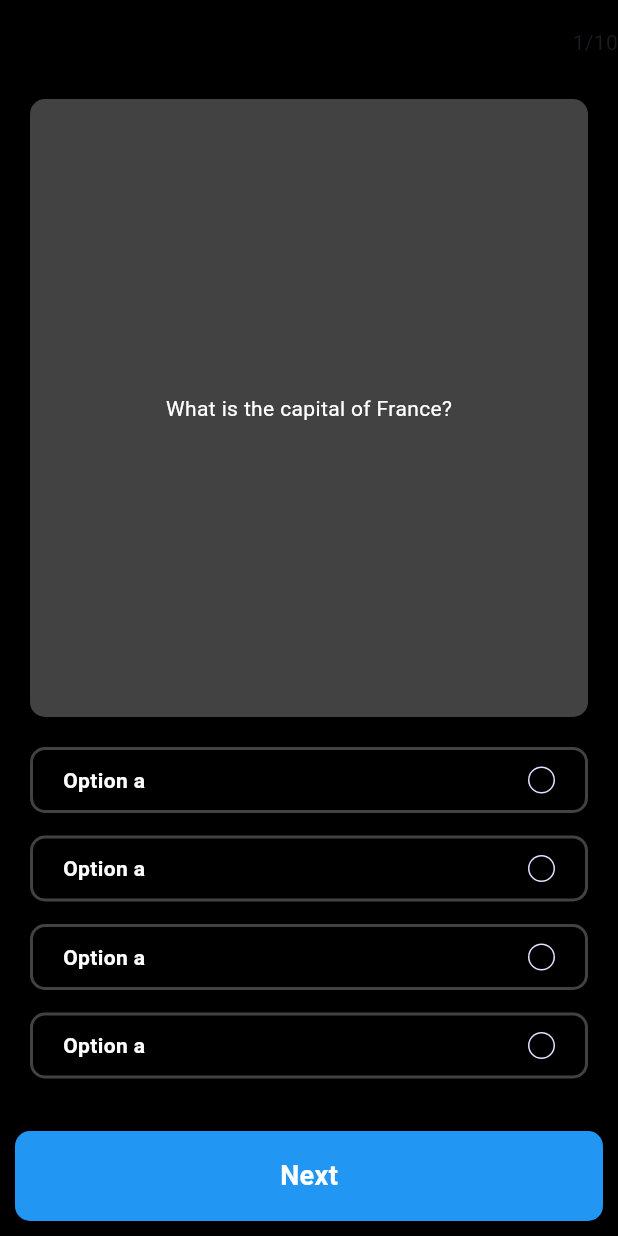
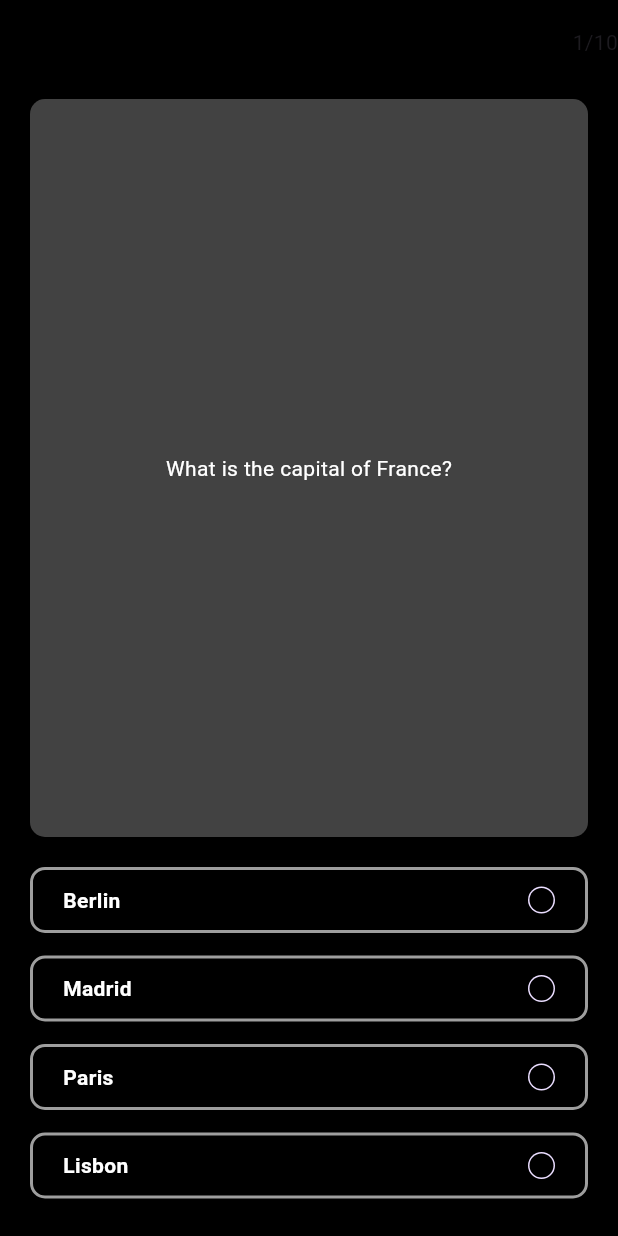
Before and after one commit to AdithyaSobhin/quiz_app, a Flutter app: the screen it shows after launch, on a phone screen of 412 x 824 dp. Run offline on Flutter 3.47's test engine with Material 3 defaults, Android fonts, the phone set to English and light mode, and no system bars.

Commit message:
options screen completed

```diff
--- a/lib/dummydb.dart
+++ b/lib/dummydb.dart
@@ -1,5 +1,5 @@
 class Dummydb {
-  static List Quastions = [
+  static List Questions = [
     {
       "question": "What is the capital of France?",
       "options": ["Berlin", "Madrid", "Paris", "Lisbon"],
--- a/lib/main.dart
+++ b/lib/main.dart
@@ -1,6 +1,5 @@
 import 'package:flutter/material.dart';
 import 'package:quiz_app/view/quiz_screen/quiz_screen.dart';
-import 'package:quiz_app/view/splash_screen/splash_screen.dart';
 
 void main() {
   runApp(MyApp());
@@ -12,7 +11,6 @@ class MyApp extends StatelessWidget {
   @override
   Widget build(BuildContext context) {
     return MaterialApp(
-      debugShowCheckedModeBanner: false,
       home: QuizScreen(),
     );
   }
--- a/lib/view/quiz_screen/quiz_screen.dart
+++ b/lib/view/quiz_screen/quiz_screen.dart
@@ -1,5 +1,7 @@
 import 'package:flutter/material.dart';
 import 'package:quiz_app/dummydb.dart';
+import 'package:quiz_app/view/quiz_screen/widgets/options_card.dart';
+import 'package:quiz_app/view/result_screen/result_screen.dart';
 
 class QuizScreen extends StatefulWidget {
   const QuizScreen({super.key});
@@ -10,6 +12,7 @@ class QuizScreen extends StatefulWidget {
 
 class _QuizScreenState extends State<QuizScreen> {
   int questionIndex = 0;
+  int? selectedAnswerIndex;
   @override
   Widget build(BuildContext context) {
     return Scaffold(
@@ -23,53 +26,25 @@ class _QuizScreenState extends State<QuizScreen> {
           padding: const EdgeInsets.symmetric(horizontal: 20, vertical: 10),
           child: Column(
             children: [
-              Expanded(
-                child: Container(
-                  alignment: Alignment.center,
-                  padding: EdgeInsets.symmetric(vertical: 15, horizontal: 20),
-                  width: double.infinity,
-                  decoration: BoxDecoration(
-                      color: Colors.grey.shade800,
-                      borderRadius: BorderRadius.circular(10)),
-                  child: SingleChildScrollView(
-                    child: Text(
-                      textAlign: TextAlign.justify,
-                      Dummydb.Quastions[questionIndex]["question"],
-                      style: TextStyle(color: Colors.white),
-                    ),
-                  ),
-                ),
-              ),
+              //to build the questions section
+              _buildQuestionSection(),
               SizedBox(
                 height: 20,
               ),
+              //to build the options section
               Column(
                 children: List.generate(
                   4,
-                  (index) => Container(
-                    margin: EdgeInsets.only(bottom: 15),
-                    padding: EdgeInsets.symmetric(horizontal: 20, vertical: 10),
-                    decoration: BoxDecoration(
-                        borderRadius: BorderRadius.circular(10),
-                        border:
-                            Border.all(width: 2, color: Colors.grey.shade800)),
-                    child: Row(
-                      mainAxisAlignment: MainAxisAlignment.spaceBetween,
-                      children: [
-                        Text(
-                          "Option a ",
-                          style: TextStyle(
-                              color: Colors.white, fontWeight: FontWeight.bold),
-                        ),
-                        CircleAvatar(
-                          radius: 9,
-                          child: CircleAvatar(
-                            radius: 8,
-                            backgroundColor: Colors.black,
-                          ),
-                        )
-                      ],
-                    ),
+                  (index) => OptionsCard(
+                    borderColor: _getColor(index),
+                    questionIndex: questionIndex,
+                    optionIndex: index,
+                    onOptionsTap: () {
+                      if (selectedAnswerIndex == null) {
+                        selectedAnswerIndex = index;
+                        setState(() {});
+                      }
+                    },
                   ),
                 ),
               )
@@ -77,16 +52,30 @@ class _QuizScreenState extends State<QuizScreen> {
           ),
         ),
       ),
-      bottomNavigationBar: InkWell(
+
+      bottomNavigationBar: selectedAnswerIndex != null
+          ? _buildNextButton(context)
+          : null, //to build the next button section
+    );
+  }
+
+  InkWell _buildNextButton(BuildContext context) {
+    return InkWell(
       onTap: () {
-          if (questionIndex < Dummydb.Quastions.length - 1) {
+        selectedAnswerIndex = null;
+        if (questionIndex < Dummydb.Questions.length - 1) {
           setState(() {
             questionIndex++;
           });
         } else {
-            ScaffoldMessenger.of(context).showSnackBar(SnackBar(
-              content: Text("Thanks"),
-              backgroundColor: Colors.red,
+          // ScaffoldMessenger.of(context).showSnackBar(SnackBar(
+          //   content: Text("Thanks"),
+          //   backgroundColor: Colors.red,
+          // ));
+          Navigator.pushReplacement(
+              context,
+              MaterialPageRoute(
+                builder: (context) => ResultScreen(),
               ));
         }
       },
@@ -102,7 +91,45 @@ class _QuizScreenState extends State<QuizScreen> {
               color: Colors.white, fontWeight: FontWeight.bold, fontSize: 18),
         ),
       ),
+    );
+  }
+
+  Expanded _buildQuestionSection() {
+    return Expanded(
+      child: Container(
+        alignment: Alignment.center,
+        padding: EdgeInsets.symmetric(vertical: 15, horizontal: 20),
+        width: double.infinity,
+        decoration: BoxDecoration(
+            color: Colors.grey.shade800,
+            borderRadius: BorderRadius.circular(10)),
+        child: SingleChildScrollView(
+          child: Text(
+            textAlign: TextAlign.justify,
+            Dummydb.Questions[questionIndex]["question"],
+            style: TextStyle(color: Colors.white),
+          ),
+        ),
       ),
     );
   }
+
+  Color _getColor(int index) {
+    if (selectedAnswerIndex != null) {
+      if (index == Dummydb.Questions[questionIndex]["answer"]) {
+        return Colors.green;
       }
+      if (selectedAnswerIndex == Dummydb.Questions[questionIndex]["answer"] &&
+          selectedAnswerIndex == index) {
+        return Colors.green;
+      } else {
+        if (selectedAnswerIndex != Dummydb.Questions[questionIndex]["answer"] &&
+            selectedAnswerIndex == index) {
+          return Colors.red;
+        }
+      }
+    }
+
+    return Colors.grey;
+  }
+}
--- /dev/null
+++ b/lib/view/quiz_screen/widgets/options_card.dart
@@ -0,0 +1,50 @@
+import 'package:flutter/material.dart';
+import 'package:quiz_app/dummydb.dart';
+
+class OptionsCard extends StatelessWidget {
+  const OptionsCard({
+    super.key,
+    required this.questionIndex,
+    required this.optionIndex,
+    this.onOptionsTap,
+    required this.borderColor,
+  });
+  final int optionIndex;
+
+  final int questionIndex;
+  final void Function()? onOptionsTap;
+  final Color borderColor;
+
+  @override
+  Widget build(BuildContext context) {
+    return Padding(
+      padding: const EdgeInsets.only(bottom: 15),
+      child: InkWell(
+        onTap: onOptionsTap,
+        child: Container(
+          padding: EdgeInsets.symmetric(horizontal: 20, vertical: 10),
+          decoration: BoxDecoration(
+              borderRadius: BorderRadius.circular(10),
+              border: Border.all(width: 2, color: borderColor)),
+          child: Row(
+            mainAxisAlignment: MainAxisAlignment.spaceBetween,
+            children: [
+              Text(
+                Dummydb.Questions[questionIndex]["options"][optionIndex],
+                style:
+                    TextStyle(color: Colors.white, fontWeight: FontWeight.bold),
+              ),
+              CircleAvatar(
+                radius: 9,
+                child: CircleAvatar(
+                  radius: 8,
+                  backgroundColor: Colors.black,
+                ),
+              )
+            ],
+          ),
+        ),
+      ),
+    );
+  }
+}
```
Also changed, not shown: lib/view/result_screen/result_screen.dart (added, +95 -0 lines). Lines whose indentation alone changed are shown as unchanged.
